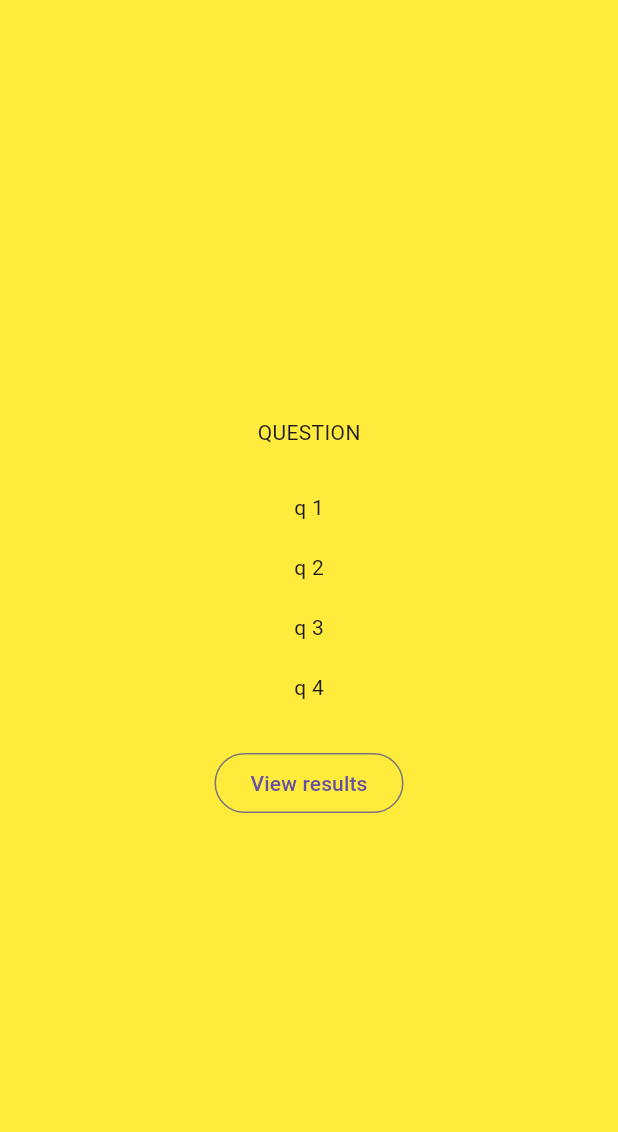
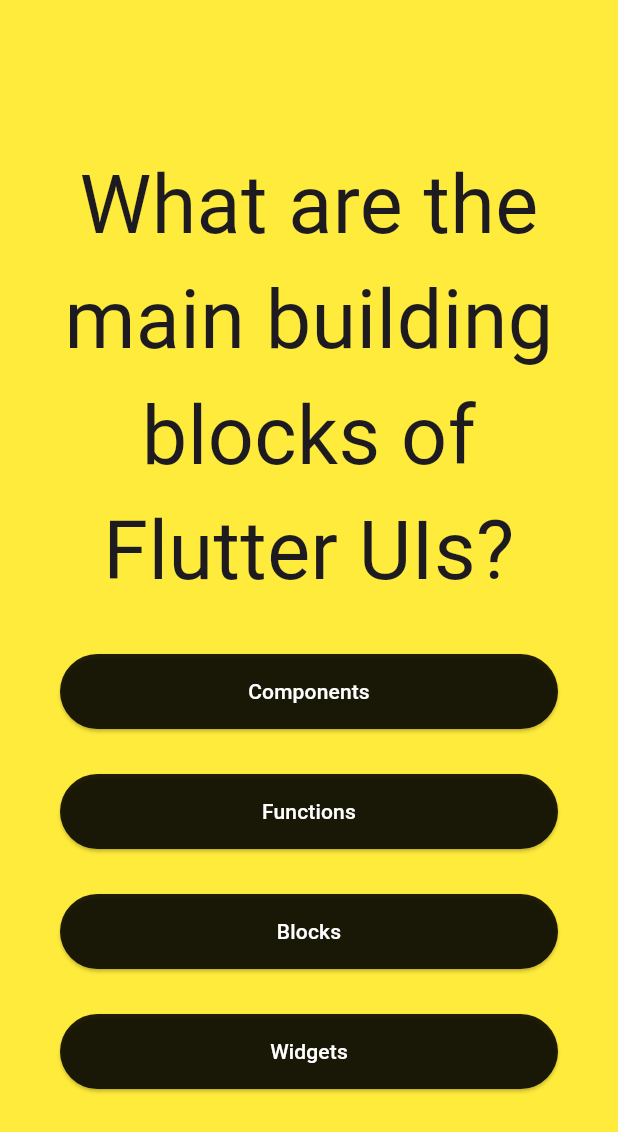
Before and after one commit to itrieditlikethis/quiz, a Flutter app: the screen it shows after launch, after a tap on "Start", on a phone screen of 412 x 824 dp. Shown: the top 1132 px of the screen. Run offline on Flutter 3.47's test engine with Material 3 defaults, Android fonts, the phone set to English and light mode, and no system bars.

Commit message:
feat: add answer button widget

```diff
--- /dev/null
+++ b/lib/answer_button.dart
@@ -0,0 +1,32 @@
+import 'package:flutter/material.dart';
+
+class AnswerButton extends StatelessWidget {
+  const AnswerButton({
+    super.key,
+    required this.answerText,
+    required this.onSelect,
+  });
+
+  final String answerText;
+  final void Function() onSelect;
+
+  @override
+  Widget build(BuildContext context) {
+    return ElevatedButton(
+        onPressed: onSelect,
+        style: ElevatedButton.styleFrom(
+          padding: EdgeInsets.only(
+            left: 30,
+            right: 30,
+            top: 15,
+            bottom: 15,
+          ),
+          foregroundColor: Colors.white,
+          backgroundColor: Colors.black87,
+        ),
+        child: Text(
+          answerText,
+          textAlign: TextAlign.center,
+        ));
+  }
+}
--- a/lib/questions_screen.dart
+++ b/lib/questions_screen.dart
@@ -1,33 +1,46 @@
 import 'package:flutter/material.dart';
+import 'package:quiz/answer_button.dart';
+import 'package:quiz/data/questions_local.dart';
 
-class QuestionsScreen extends StatelessWidget {
+class QuestionsScreen extends StatefulWidget {
   const QuestionsScreen(this.backToStart, {super.key});
 
   final void Function(String) backToStart;
 
   @override
+  State<QuestionsScreen> createState() => _QuestionsScreenState();
+}
+
+class _QuestionsScreenState extends State<QuestionsScreen> {
+  var currentQuestionIndex = 0;
+
+  @override
   Widget build(BuildContext context) {
+    final currentQuestion = questions[currentQuestionIndex];
+
     return Center(
+      child: Padding(
+        padding: const EdgeInsets.all(40),
         child: Column(
           mainAxisSize: MainAxisSize.min,
-        crossAxisAlignment: CrossAxisAlignment.center,
+          crossAxisAlignment: CrossAxisAlignment.stretch,
           spacing: 30,
           children: [
-          Text("QUESTION"),
-          Column(
-            spacing: 20,
-            children: [
-              Text("q 1"),
-              Text("q 2"),
-              Text("q 3"),
-              Text("q 4"),
+            Text(
+              currentQuestion.text,
+              style: TextStyle(
+                fontSize: 54,
+              ),
+              textAlign: TextAlign.center,
+            ),
+            ...currentQuestion.shuffledAnswers.map((answer) {
+              return AnswerButton(
+                answerText: answer,
+                onSelect: () {},
+              );
+            }),
           ],
         ),
-          OutlinedButton(
-            onPressed: () => backToStart("start_screen"),
-            child: Text("View results"),
-          ),
-        ],
       ),
     );
   }
```
Lines whose indentation alone changed are shown as unchanged.
